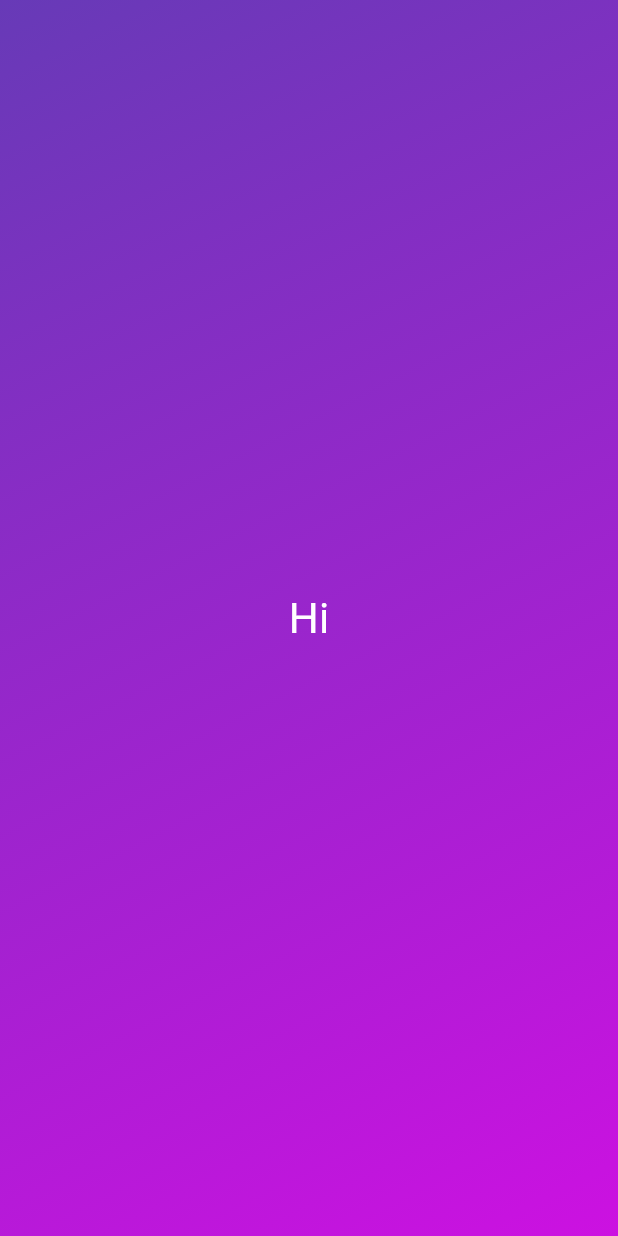
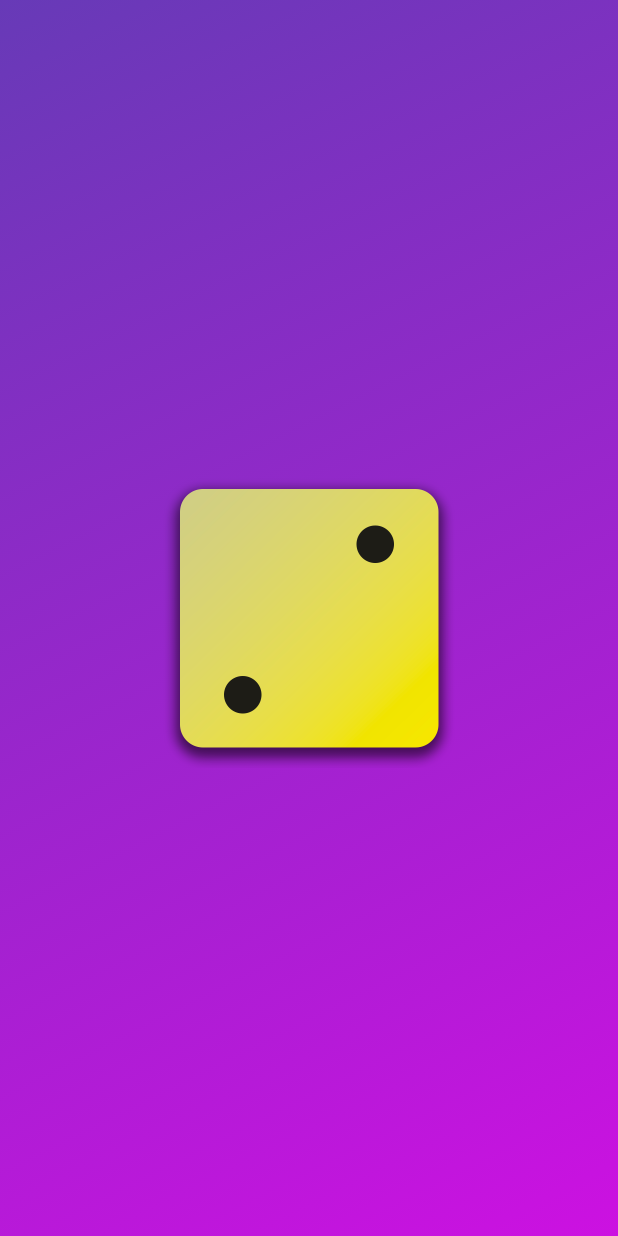
Before and after one commit to munirapp/max-miller-flutter, a Flutter app: the screen it shows after launch, on a phone screen of 412 x 824 dp. Run offline on Flutter 3.47's test engine with Material 3 defaults, Android fonts, the phone set to English and light mode, and no system bars.

Commit message:
chore: add asset and dice images

```diff
--- a/basics/lib/gradient_container.dart
+++ b/basics/lib/gradient_container.dart
@@ -24,7 +24,7 @@
           end: endAlignment,
         ),
       ),
-      child: const Center(child: StyledText('Hi')),
+      child: Center(child: Image.asset('assets/images/dice-2.png', width: 200)),
     );
   }
 }
```
Also changed, not shown: basics/pubspec.yaml (+7 -3 lines), basics/assets/images/dice-1.png (added), basics/assets/images/dice-2.png (added), basics/assets/images/dice-3.png (added), basics/assets/images/dice-4.png (added), basics/assets/images/dice-5.png (added), basics/assets/images/dice-6.png (added).
